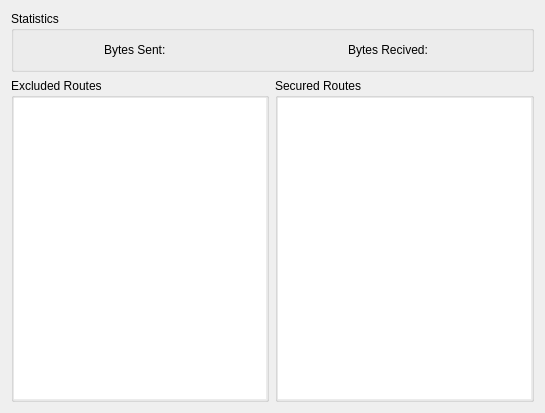
tlslink/anylink-client, file detaildialog.ui: the form before one commit.
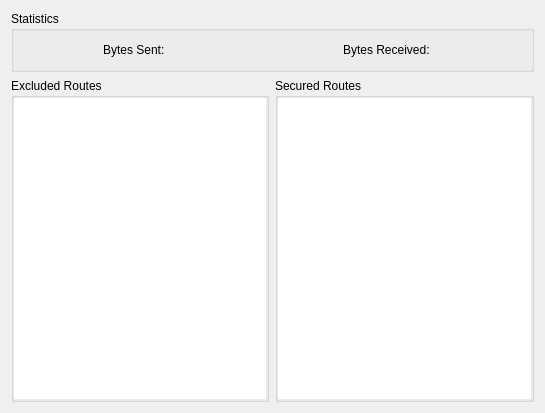
The form after the commit.

```diff
--- a/detaildialog.ui
+++ b/detaildialog.ui
@@ -94,7 +94,7 @@
         <item>
          <widget class="QLabel" name="label_2">
           <property name="text">
-           <string>Bytes Recived:</string>
+           <string>Bytes Received:</string>
           </property>
          </widget>
         </item>
```
Left out of the diff: 2 changed lines with no effect on the pictures.
